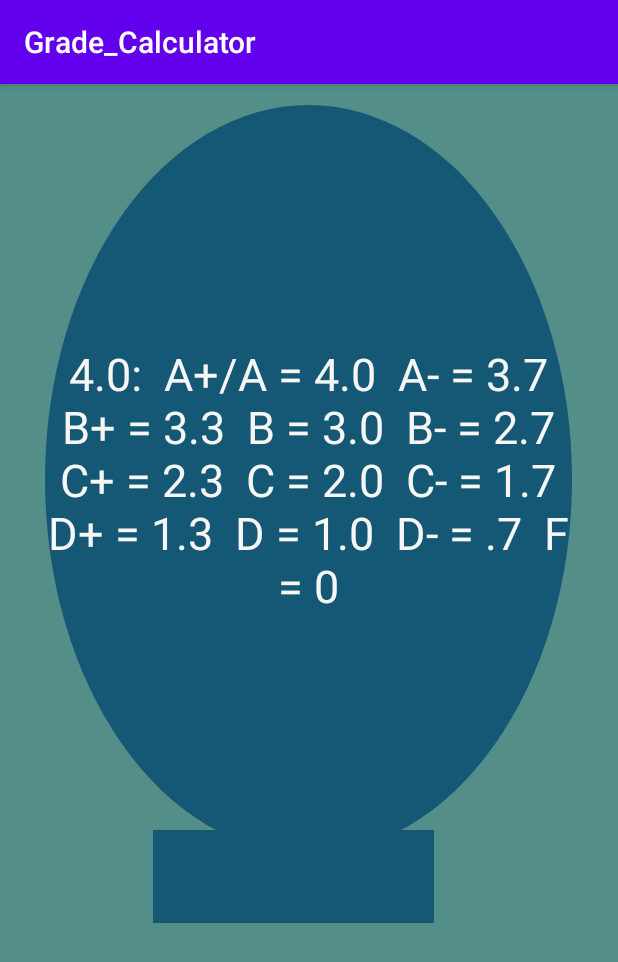
After one commit to curtis-fedorko/Grade_Calculator, an Android app: the fragment gpa_resource shown on its own in the app's theme, on a phone screen of 412 x 824 dp. The commit adds this screen. Shown: the top 962 px of the screen. Run offline under Robolectric (Android 15) with nearby library versions, the phone set to English and light mode, and no system bars.

Commit message:
added resource screen

```diff
--- /dev/null
+++ b/app/src/main/java/fedorko/curtis/myapplication/gpa_resource.java
@@ -0,0 +1,64 @@
+package fedorko.curtis.myapplication;
+
+import android.os.Bundle;
+
+import androidx.fragment.app.Fragment;
+
+import android.view.LayoutInflater;
+import android.view.View;
+import android.view.ViewGroup;
+
+/**
+ * A simple {@link Fragment} subclass.
+ * Use the {@link gpa_resource#newInstance} factory method to
+ * create an instance of this fragment.
+ */
+public class gpa_resource extends Fragment {
+
+    // TODO: Rename parameter arguments, choose names that match
+    // the fragment initialization parameters, e.g. ARG_ITEM_NUMBER
+    private static final String ARG_PARAM1 = "param1";
+    private static final String ARG_PARAM2 = "param2";
+
+    // TODO: Rename and change types of parameters
+    private String mParam1;
+    private String mParam2;
+
+    public gpa_resource() {
+        // Required empty public constructor
+    }
+
+    /**
+     * Use this factory method to create a new instance of
+     * this fragment using the provided parameters.
+     *
+     * @param param1 Parameter 1.
+     * @param param2 Parameter 2.
+     * @return A new instance of fragment gpa_resource.
+     */
+    // TODO: Rename and change types and number of parameters
+    public static gpa_resource newInstance(String param1, String param2) {
+        gpa_resource fragment = new gpa_resource();
+        Bundle args = new Bundle();
+        args.putString(ARG_PARAM1, param1);
+        args.putString(ARG_PARAM2, param2);
+        fragment.setArguments(args);
+        return fragment;
+    }
+
+    @Override
+    public void onCreate(Bundle savedInstanceState) {
+        super.onCreate(savedInstanceState);
+        if (getArguments() != null) {
+            mParam1 = getArguments().getString(ARG_PARAM1);
+            mParam2 = getArguments().getString(ARG_PARAM2);
+        }
+    }
+
+    @Override
+    public View onCreateView(LayoutInflater inflater, ViewGroup container,
+                             Bundle savedInstanceState) {
+        // Inflate the layout for this fragment
+        return inflater.inflate(R.layout.fragment_gpa_resource, container, false);
+    }
+}
--- /dev/null
+++ b/app/src/main/res/layout/fragment_gpa_resource.xml
@@ -0,0 +1,46 @@
+<?xml version="1.0" encoding="utf-8"?>
+<androidx.constraintlayout.widget.ConstraintLayout xmlns:android="http://schemas.android.com/apk/res/android"
+    xmlns:app="http://schemas.android.com/apk/res-auto"
+    xmlns:tools="http://schemas.android.com/tools"
+    android:layout_width="match_parent"
+    android:layout_height="match_parent"
+    android:background="#548E88"
+    tools:context=".ui.home.HomeFragment">
+
+    <Spinner
+        android:id="@+id/opts_spinner"
+        android:layout_width="187dp"
+        android:layout_height="62dp"
+        android:background="#155875"
+        android:backgroundTint="#155875"
+        android:gravity="center"
+        android:textColor="#F6F6F5"
+        android:textSize="34sp"
+        app:layout_constraintBottom_toBottomOf="parent"
+        app:layout_constraintEnd_toEndOf="parent"
+        app:layout_constraintHorizontal_bias="0.455"
+        app:layout_constraintStart_toStartOf="parent"
+        app:layout_constraintTop_toTopOf="parent"
+        app:layout_constraintVertical_bias="0.704" />
+
+    <TextView
+        android:id="@+id/text_home"
+        android:layout_width="351dp"
+        android:layout_height="499dp"
+        android:layout_marginStart="8dp"
+        android:layout_marginTop="8dp"
+        android:layout_marginEnd="8dp"
+        android:background="@drawable/drawable_textview"
+        android:gravity="center"
+        android:shape="oval"
+        android:text="@string/fouro_resource"
+        android:textAlignment="center"
+        android:textColor="#F6F6F5"
+        android:textSize="30sp"
+        app:layout_constraintBottom_toBottomOf="parent"
+        app:layout_constraintEnd_toEndOf="parent"
+        app:layout_constraintHorizontal_bias="0.488"
+        app:layout_constraintStart_toStartOf="parent"
+        app:layout_constraintTop_toTopOf="parent"
+        app:layout_constraintVertical_bias="0.022" />
+</androidx.constraintlayout.widget.ConstraintLayout>
--- a/app/src/main/res/values/strings.xml
+++ b/app/src/main/res/values/strings.xml
@@ -35,6 +35,19 @@
     <string name="GPA_scale">What is your GPA scale</string>
     <string name="affect_gpa_welcome">GPA affect calculator</string>
     <string name="parts_of_grade_string">How many parts make up your grade?</string>
+    <string name="fouro_resource">4.0: <br />
+    A+/A = 4.0 <br />
+    A- = 3.7 <br />
+    B+ = 3.3 <br />
+    B = 3.0 <br />
+    B- = 2.7 <br />
+    C+ = 2.3 <br />
+    C = 2.0  <br />
+    C- = 1.7 <br />
+    D+ = 1.3 <br />
+    D = 1.0  <br />
+    D- = .7  <br />
+    F = 0</string>
     <string name="course_grade_welcome">Welcome to the Course grade Calculator</string>
     <string-array name="choices_array">
         <item>Our Calculators:</item>
```
